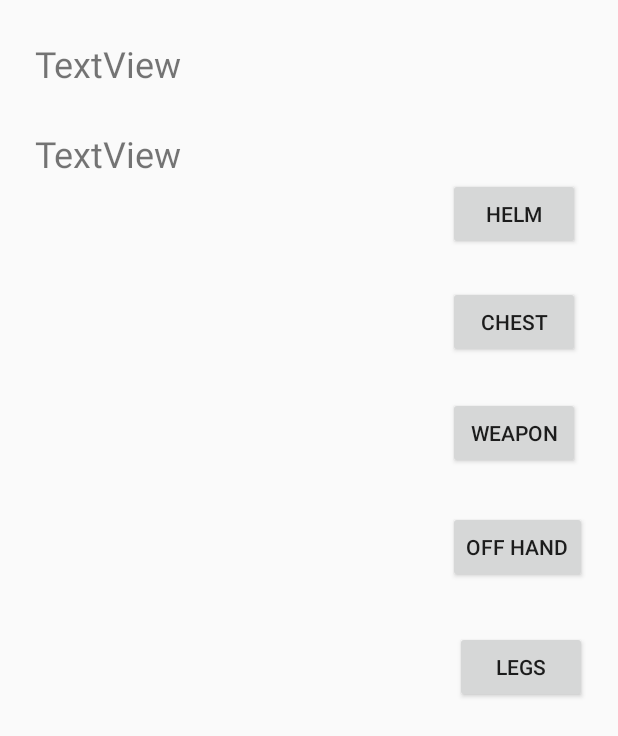
After one commit to RPGFitnessTeam/RPGFitness, an Android app: the layout character_lscreen.xml on its own in the app's theme, with its tools: preview values and no code run, on a phone screen of 412 x 824 dp. The commit adds this screen. Shown: the top 736 px of the screen. Run offline under Robolectric (Android 15) with nearby library versions, the phone set to English and light mode, and no system bars.

Commit message:
XML Character
Added the XML and related Activities code for character creation upon
application launch. Changes package names to fit the rest of the
project.

```diff
--- a/RPG_Fitness_App/app/src/main/java/co/rpg_fitness_app/android/rpg_fitness_app/Building.java
+++ b/RPG_Fitness_App/app/src/main/java/co/rpg_fitness_app/android/rpg_fitness_app/Building.java
@@ -1,4 +1,4 @@
-package com.tannerowens.healthandfitnessrpg;
+package co.rpg_fitness_app.android.rpg_fitness_app;
 
 import java.util.ArrayList;
 
--- a/RPG_Fitness_App/app/src/main/java/co/rpg_fitness_app/android/rpg_fitness_app/BuildingPopUp.java
+++ b/RPG_Fitness_App/app/src/main/java/co/rpg_fitness_app/android/rpg_fitness_app/BuildingPopUp.java
@@ -1,4 +1,4 @@
-package com.tannerowens.healthandfitnessrpg;
+package co.rpg_fitness_app.android.rpg_fitness_app;
 
 import android.app.Activity;
 import android.content.Intent;
--- a/RPG_Fitness_App/app/src/main/java/co/rpg_fitness_app/android/rpg_fitness_app/Currency.java
+++ b/RPG_Fitness_App/app/src/main/java/co/rpg_fitness_app/android/rpg_fitness_app/Currency.java
@@ -1,4 +1,4 @@
-package com.tannerowens.healthandfitnessrpg;
+package co.rpg_fitness_app.android.rpg_fitness_app;
 
 /**
  * Created by Tanner on 3/11/2017.
--- a/RPG_Fitness_App/app/src/main/java/co/rpg_fitness_app/android/rpg_fitness_app/Kingdom.java
+++ b/RPG_Fitness_App/app/src/main/java/co/rpg_fitness_app/android/rpg_fitness_app/Kingdom.java
@@ -1,4 +1,4 @@
-package com.tannerowens.healthandfitnessrpg;
+package co.rpg_fitness_app.android.rpg_fitness_app;
 import java.io.Serializable;
 import java.util.ArrayList;
 
--- a/RPG_Fitness_App/app/src/main/java/co/rpg_fitness_app/android/rpg_fitness_app/KingdomActivity.java
+++ b/RPG_Fitness_App/app/src/main/java/co/rpg_fitness_app/android/rpg_fitness_app/KingdomActivity.java
@@ -1,4 +1,4 @@
-package com.tannerowens.healthandfitnessrpg;
+package co.rpg_fitness_app.android.rpg_fitness_app;
 
 import android.app.Activity;
 import android.content.Intent;
--- a/RPG_Fitness_App/app/src/main/java/co/rpg_fitness_app/android/rpg_fitness_app/KingdomView.java
+++ b/RPG_Fitness_App/app/src/main/java/co/rpg_fitness_app/android/rpg_fitness_app/KingdomView.java
@@ -1,4 +1,4 @@
-package com.tannerowens.healthandfitnessrpg;
+package co.rpg_fitness_app.android.rpg_fitness_app;
 
 import android.os.Bundle;
 import android.support.annotation.NonNull;
--- a/RPG_Fitness_App/app/src/main/java/co/rpg_fitness_app/android/rpg_fitness_app/MainActivity.java
+++ b/RPG_Fitness_App/app/src/main/java/co/rpg_fitness_app/android/rpg_fitness_app/MainActivity.java
@@ -1,4 +1,4 @@
-package com.tannerowens.healthandfitnessrpg;
+package co.rpg_fitness_app.android.rpg_fitness_app;
 
 import android.content.Intent;
 import android.os.Bundle;
--- a/RPG_Fitness_App/app/src/main/java/co/rpg_fitness_app/android/rpg_fitness_app/MysteryPopUp.java
+++ b/RPG_Fitness_App/app/src/main/java/co/rpg_fitness_app/android/rpg_fitness_app/MysteryPopUp.java
@@ -1,4 +1,4 @@
-package com.tannerowens.healthandfitnessrpg;
+package co.rpg_fitness_app.android.rpg_fitness_app;
 
 import android.app.Activity;
 import android.content.Intent;
--- a/RPG_Fitness_App/app/src/main/java/co/rpg_fitness_app/android/rpg_fitness_app/Tile.java
+++ b/RPG_Fitness_App/app/src/main/java/co/rpg_fitness_app/android/rpg_fitness_app/Tile.java
@@ -1,4 +1,4 @@
-package com.tannerowens.healthandfitnessrpg;
+package co.rpg_fitness_app.android.rpg_fitness_app;
 
 import java.io.Serializable;
 
--- a/RPG_Fitness_App/app/src/main/java/co/rpg_fitness_app/android/rpg_fitness_app/TilePopUp.java
+++ b/RPG_Fitness_App/app/src/main/java/co/rpg_fitness_app/android/rpg_fitness_app/TilePopUp.java
@@ -1,4 +1,4 @@
-package com.tannerowens.healthandfitnessrpg;
+package co.rpg_fitness_app.android.rpg_fitness_app;
 
 import android.app.Activity;
 import android.content.Intent;
--- /dev/null
+++ b/RPG_Fitness_App/app/src/main/res/layout/character_lscreen.xml
@@ -0,0 +1,74 @@
+<?xml version="1.0" encoding="utf-8"?>
+<RelativeLayout xmlns:android="http://schemas.android.com/apk/res/android"
+    xmlns:app="http://schemas.android.com/apk/res-auto"
+    android:layout_width="match_parent" android:layout_height="match_parent">
+
+    <TextView
+        android:text="@string/textview"
+        android:layout_width="wrap_content"
+        android:layout_height="wrap_content"
+        android:layout_marginStart="23dp"
+        android:layout_marginTop="26dp"
+        android:id="@+id/textView_charName"
+        android:textSize="24sp"
+        android:layout_alignParentTop="true"
+        android:layout_alignParentStart="true" />
+
+    <TextView
+        android:text="@string/textview_Species"
+        android:layout_width="wrap_content"
+        android:layout_height="wrap_content"
+        android:layout_below="@+id/textView_charName"
+        android:layout_alignStart="@+id/textView_charName"
+        android:layout_marginTop="27dp"
+        android:id="@+id/textView_Species"
+        android:textSize="24sp"
+        android:layout_alignEnd="@+id/textView_charName"
+        android:textIsSelectable="false" />
+
+    <Button
+        android:text="@string/chest"
+        android:layout_width="wrap_content"
+        android:layout_height="wrap_content"
+        android:layout_below="@+id/button_helm"
+        android:layout_alignEnd="@+id/button_helm"
+        android:layout_marginTop="24dp"
+        android:id="@+id/button_chest" />
+
+    <Button
+        android:text="@string/weapon"
+        android:layout_width="wrap_content"
+        android:layout_height="wrap_content"
+        android:layout_below="@+id/button_chest"
+        android:layout_alignEnd="@+id/button_chest"
+        android:layout_marginTop="26dp"
+        android:id="@+id/button_Weapon" />
+
+    <Button
+        android:text="@string/off_hand"
+        android:layout_width="wrap_content"
+        android:layout_height="wrap_content"
+        android:layout_below="@+id/button_Weapon"
+        android:layout_alignStart="@+id/button_Weapon"
+        android:layout_marginTop="28dp"
+        android:id="@+id/button_offhand" />
+
+    <Button
+        android:text="@string/legs"
+        android:layout_width="wrap_content"
+        android:layout_height="wrap_content"
+        android:layout_below="@+id/button_offhand"
+        android:layout_alignEnd="@+id/button_offhand"
+        android:layout_marginTop="32dp"
+        android:id="@+id/button_Legs" />
+
+    <Button
+        android:text="@string/helm"
+        android:layout_width="wrap_content"
+        android:layout_height="wrap_content"
+        android:id="@+id/button_helm"
+        android:layout_marginEnd="25dp"
+        android:layout_below="@+id/textView_Species"
+        android:layout_alignParentEnd="true" />
+
+</RelativeLayout>
--- a/RPG_Fitness_App/app/src/main/res/values/colors.xml
+++ b/RPG_Fitness_App/app/src/main/res/values/colors.xml
@@ -1,6 +1,6 @@
 <?xml version="1.0" encoding="utf-8"?>
 <resources>
     <color name="colorPrimary">#3F51B5</color>
-    <color name="colorPrimaryDark">#303F9F</color>
+    <color name="colorPrimaryDark">#303f9f</color>
     <color name="colorAccent">#FF4081</color>
 </resources>
--- a/RPG_Fitness_App/app/src/main/res/values/strings.xml
+++ b/RPG_Fitness_App/app/src/main/res/values/strings.xml
@@ -1,3 +1,14 @@
 <resources>
     <string name="app_name">RPG_Fitness_App</string>
+    <string name="name">Name</string>
+    <string name="nameXML">Name</string>
+    <string name="character_s_name">Character\'s Name</string>
+    <string name="character_s_species">Character\'s Species</string>
+    <string name="chest">Chest</string>
+    <string name="helm">Helm</string>
+    <string name="legs">Legs</string>
+    <string name="off_hand">Off Hand</string>
+    <string name="textview">TextView</string>
+    <string name="weapon">Weapon</string>
+    <string name="textview_Species">TextView</string>
 </resources>
```
Also changed, not shown: RPG_Fitness_App/app/src/main/java/co/rpg_fitness_app/android/rpg_fitness_app/Character.java (+6 -3 lines), RPG_Fitness_App/app/src/main/java/co/rpg_fitness_app/android/rpg_fitness_app/CharacterActivity.java (added, +8 -0 lines), RPG_Fitness_App/app/src/main/java/co/rpg_fitness_app/android/rpg_fitness_app/characterCreationActivity.java (added, +97 -0 lines), RPG_Fitness_App/app/src/main/res/layout/activity_character.xml (deleted, +0 -17 lines), RPG_Fitness_App/app/src/main/res/layout/first_launch.xml (added, +58 -0 lines).
